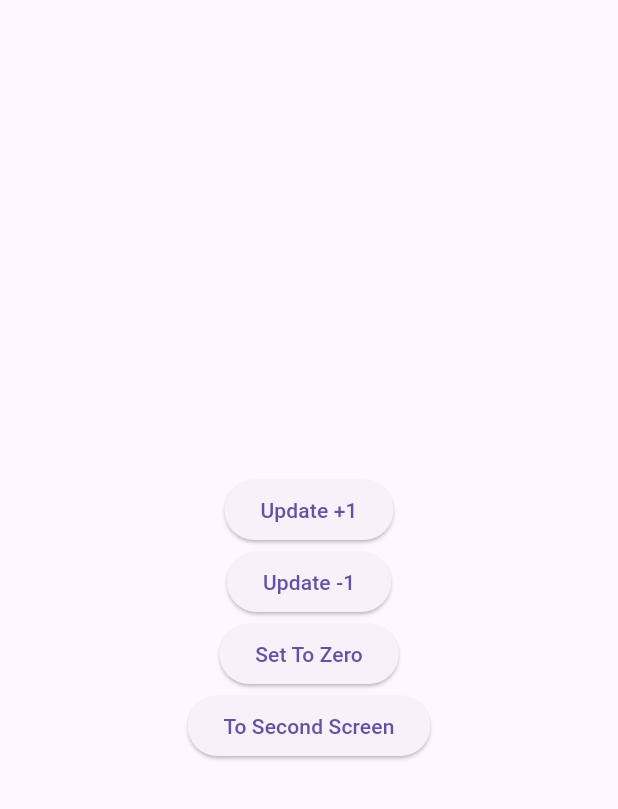
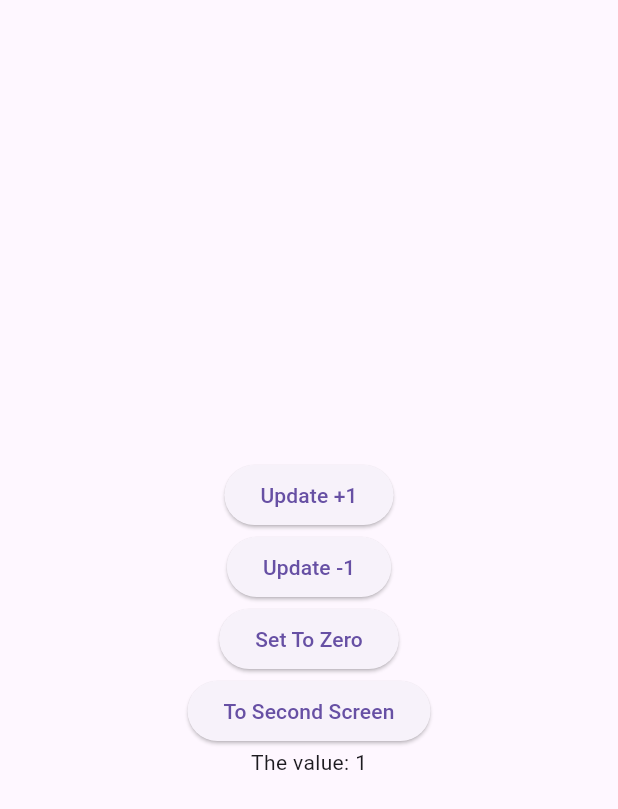
Before and after one commit to adrnmrk/MAPD722_WInter24, a Flutter app: the screen it shows after launch, after a tap on "Update +1", on a phone screen of 412 x 824 dp. Shown: the top 809 px of the screen. Run offline on Flutter 3.47's test engine with Material 3 defaults, Android fonts, the phone set to English and light mode, and no system bars; our stand-ins replace image_picker, shared_preferences, sqflite; missing offline and left inert: dart:ffi; accounts and stored records are empty; generated files the repository leaves out were written again.

Commit message:
Week8-CompletedProject

```diff
--- a/week8project/lib/FirsScreen.dart
+++ b/week8project/lib/FirsScreen.dart
@@ -1,13 +1,23 @@
 import 'package:flutter/material.dart';
+import 'package:provider/provider.dart';
+import 'package:week8project/ValueProvider.dart';
 
-class FirsScreen extends StatelessWidget {
-  const FirsScreen({super.key});
+class FirstScreen extends StatelessWidget {
+  const FirstScreen({super.key});
 
   @override
   Widget build(BuildContext context) {
-    void updateClicked() {}
+    void add() {
+      Provider.of<ValueProvider>(context, listen: false).increment();
+    }
 
-    void setToZero() {}
+    void sub() {
+      Provider.of<ValueProvider>(context, listen: false).decrement();
+    }
+
+    void setToZero() {
+      Provider.of<ValueProvider>(context, listen: false).setToZero();
+    }
 
     void goToSecond() {
       Navigator.of(context).pushNamed('/second');
@@ -17,10 +27,15 @@ class FirsScreen extends StatelessWidget {
         body: Center(
       child: Column(children: [
         const Spacer(),
-        ElevatedButton(onPressed: updateClicked, child: Text('Update +1')),
-        ElevatedButton(onPressed: updateClicked, child: Text('Update -1')),
+        ElevatedButton(onPressed: add, child: Text('Update +1')),
+        ElevatedButton(onPressed: sub, child: Text('Update -1')),
         ElevatedButton(onPressed: setToZero, child: Text('Set To Zero')),
         ElevatedButton(onPressed: goToSecond, child: Text('To Second Screen')),
+        Consumer<ValueProvider>(
+          builder: (context, valueprovider, child) {
+            return Text('The value: ${valueprovider.value}');
+          },
+        ),
         const Spacer(),
       ]),
     ));
--- /dev/null
+++ b/week8project/lib/ValueProvider.dart
@@ -0,0 +1,22 @@
+import 'package:flutter/material.dart';
+
+class ValueProvider extends ChangeNotifier {
+  int _value = 0;
+
+  int get value => _value;
+
+  void increment() {
+    _value += 1;
+    notifyListeners();
+  }
+
+  void decrement() {
+    _value -= 1;
+    notifyListeners();
+  }
+
+  void setToZero() {
+    _value = 0;
+    notifyListeners();
+  }
+}
--- a/week8project/lib/main.dart
+++ b/week8project/lib/main.dart
@@ -1,9 +1,16 @@
 import 'package:flutter/material.dart';
 import 'package:week8project/FirsScreen.dart';
 import 'package:week8project/SecondScreen.dart';
+import 'package:provider/provider.dart';
+import 'package:week8project/ValueProvider.dart';
 
 void main() {
-  runApp(const MyApp());
+  runApp(
+    ChangeNotifierProvider(
+      create: (context) => ValueProvider(),
+      child: const MyApp(),
+    ),
+  );
 }
 
 class MyApp extends StatelessWidget {
@@ -18,7 +25,7 @@ class MyApp extends StatelessWidget {
         primarySwatch: Colors.blue,
       ),
       routes: {
-        '/': (context) => const FirsScreen(),
+        '/': (context) => const FirstScreen(),
         '/second': (context) => const SecondScreen()
       },
     );
--- a/week8project/pubspec.yaml
+++ b/week8project/pubspec.yaml
@@ -35,6 +35,7 @@ dependencies:
   # The following adds the Cupertino Icons font to your application.
   # Use with the CupertinoIcons class for iOS style icons.
   cupertino_icons: ^1.0.2
+  provider: ^6.1.2
 
 dev_dependencies:
   flutter_test:
```
Also changed, not shown: week8project/lib/SecondScreen.dart (+10 -2 lines), week8project/pubspec.lock.
